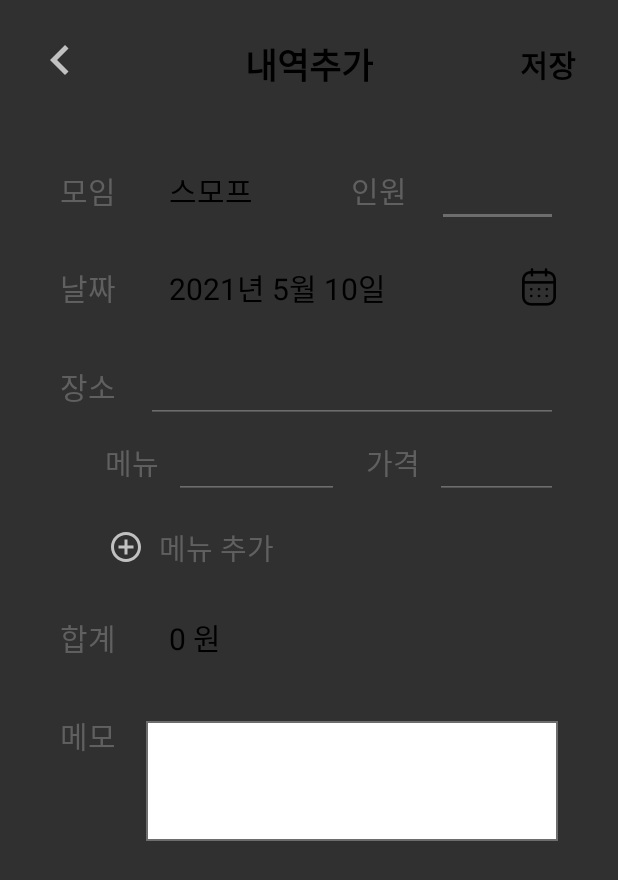
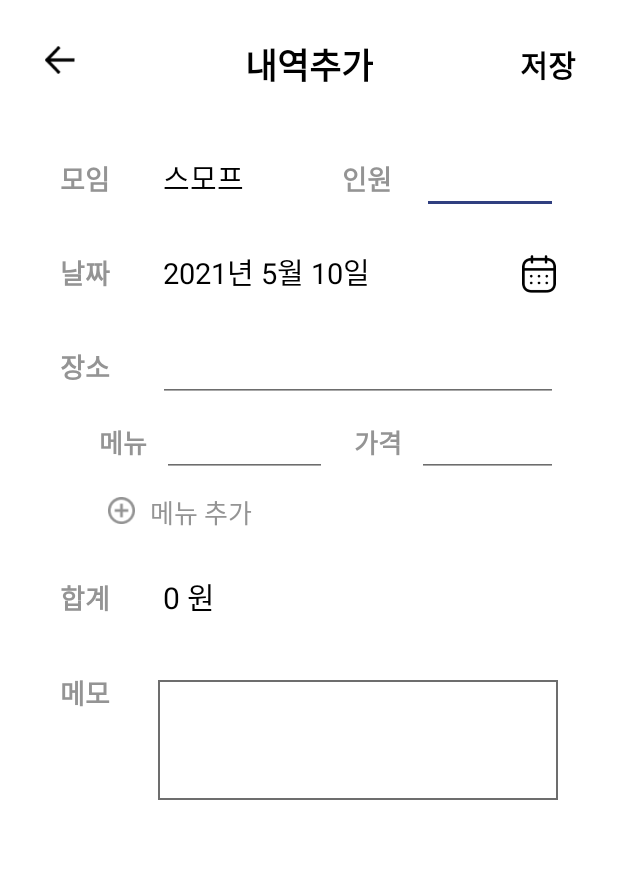
Before and after one commit to ThumbUp/-, an Android app: the MoneyAddActivity screen opened directly, with no data from a screen before it, on a phone screen of 412 x 824 dp. Shown: the top 880 px of the screen. Run offline under Robolectric (Android 15) with nearby library versions, the phone set to English and light mode, and no system bars.

Commit message:
(3-1)money_add / xml 수정 (1-2)sub_schedule / xml 수정 style.xml 파일 추가

```diff
--- a/app/src/main/res/layout/activity_money_add.xml
+++ b/app/src/main/res/layout/activity_money_add.xml
@@ -5,7 +5,8 @@
     android:layout_width="match_parent"
     android:layout_height="match_parent"
     android:orientation="vertical"
-    android:layout_margin="20dp">
+    android:padding="20dp"
+    android:background="#ffffff">
 
     <RelativeLayout
         android:layout_width="match_parent"
@@ -16,9 +17,9 @@
             android:id="@+id/backBtn"
             android:layout_width="40dp"
             android:layout_height="40dp"
-            app:srcCompat="@drawable/ic_baseline_chevron_left_24"
+            android:src="@drawable/left_back"
             android:layout_alignParentLeft="true"
-            tools:ignore="VectorDrawableCompat" />
+            android:padding="10dp"/>
 
         <TextView
             android:id="@+id/title"
@@ -49,15 +50,16 @@
         android:layout_width="match_parent"
         android:layout_height="wrap_content"
         android:layout_marginHorizontal="20dp"
-        android:layout_marginTop="45dp">
+        android:layout_marginTop="35dp">
 
             <TextView
                 android:id="@+id/meetingName"
                 android:layout_width="wrap_content"
                 android:layout_height="wrap_content"
                 android:text="모임"
-                android:textSize="20dp"
-                android:textColor="#606060"
+                android:textStyle="bold"
+                android:textSize="18dp"
+                android:textColor="#949494"
                 android:layout_alignBaseline="@id/meetingNumberInput"/>
 
             <TextView
@@ -67,7 +69,7 @@
                 android:text="스모프"
                 android:layout_toRightOf="@id/meetingName"
                 android:layout_marginLeft="35dp"
-                android:textSize="20dp"
+                android:textSize="19dp"
                 android:textColor="#000000"
                 android:layout_alignBaseline="@id/meetingNumberInput"/>
 
@@ -76,8 +78,9 @@
                 android:layout_width="wrap_content"
                 android:layout_height="wrap_content"
                 android:text="인원"
-                android:textSize="20dp"
-                android:textColor="#606060"
+                android:textStyle="bold"
+                android:textSize="18dp"
+                android:textColor="#949494"
                 android:layout_toRightOf="@id/meetingName2"
                 android:layout_marginLeft="65dp"
                 android:layout_alignBaseline="@id/meetingNumberInput"/>
@@ -87,9 +90,11 @@
                 android:layout_width="match_parent"
                 android:layout_height="wrap_content"
                 android:inputType="number"
+                android:textColor="#000000"
+                android:textSize="19dp"
                 android:layout_toRightOf="@id/meetingNumber"
                 android:layout_marginLeft="20dp"
-                android:backgroundTint="#6D6D6D"/>
+                android:theme="@style/InputTheme"/>
         </RelativeLayout>
 
     <RelativeLayout
@@ -103,8 +108,9 @@
             android:layout_width="wrap_content"
             android:layout_height="wrap_content"
             android:text="날짜"
-            android:textSize="20dp"
-            android:textColor="#606060"/>
+            android:textStyle="bold"
+            android:textSize="18dp"
+            android:textColor="#949494" />
 
         <TextView
             android:id="@+id/meetingDate2"
@@ -113,8 +119,9 @@
             android:text="날짜를 선택하세요"
             android:layout_toRightOf="@id/meetingDate"
             android:layout_marginLeft="35dp"
-            android:textSize="20dp"
-            android:textColor="#000000"/>
+            android:textSize="19dp"
+            android:textColor="#000000"
+            android:layout_alignBaseline="@id/meetingDate"/>
 
         <ImageView
             android:id="@+id/calendarBtn"
@@ -130,7 +137,7 @@
         android:layout_height="wrap_content"
         android:orientation="vertical"
         android:layout_marginHorizontal="20dp"
-        android:layout_marginTop="30dp">
+        android:layout_marginTop="25dp">
 
         <RelativeLayout
             android:layout_width="wrap_content"
@@ -141,8 +148,9 @@
                 android:layout_width="wrap_content"
                 android:layout_height="wrap_content"
                 android:text="장소"
-                android:textSize="20dp"
-                android:textColor="#606060"
+                android:textStyle="bold"
+                android:textSize="18dp"
+                android:textColor="#949494"
                 android:layout_alignBaseline="@id/meetingPlaceInput"/>
 
             <EditText
@@ -150,14 +158,16 @@
                 android:layout_width="match_parent"
                 android:layout_height="wrap_content"
                 android:layout_toRightOf="@id/meetingPlace"
-                android:layout_marginLeft="20dp"
-                android:backgroundTint="#6D6D6D"/>
+                android:layout_marginLeft="32dp"
+                android:textColor="#000000"
+                android:textSize="19dp"
+                android:theme="@style/InputTheme"/>
         </RelativeLayout>
 
         <RelativeLayout
             android:layout_width="match_parent"
             android:layout_height="wrap_content"
-            android:layout_marginLeft="30dp"
+            android:layout_marginLeft="26dp"
             android:layout_marginTop="5dp">
 
             <TextView
@@ -165,9 +175,10 @@
                 android:layout_width="wrap_content"
                 android:layout_height="wrap_content"
                 android:text="메뉴"
-                android:textSize="19dp"
-                android:layout_alignBaseline="@id/placeMenuInput"
-                android:textColor="#606060" />
+                android:textStyle="bold"
+                android:textSize="17dp"
+                android:textColor="#949494"
+                android:layout_alignBaseline="@id/placeMenuInput" />
 
             <EditText
                 android:id="@+id/placeMenuInput"
@@ -175,18 +186,21 @@
                 android:layout_height="wrap_content"
                 android:layout_toRightOf="@id/placeMenu"
                 android:layout_marginLeft="10dp"
-                android:backgroundTint="#6D6D6D"/>
+                android:textColor="#000000"
+                android:textSize="17dp"
+                android:theme="@style/InputTheme"/>
 
             <TextView
                 android:id="@+id/placeMenuPrice"
                 android:layout_width="wrap_content"
                 android:layout_height="wrap_content"
                 android:text="가격"
-                android:textSize="19dp"
+                android:textStyle="bold"
+                android:textSize="17dp"
+                android:textColor="#949494"
                 android:layout_toRightOf="@id/placeMenuInput"
                 android:layout_marginLeft="18dp"
-                android:layout_alignBaseline="@id/placeMenuInput"
-                android:textColor="#606060" />
+                android:layout_alignBaseline="@id/placeMenuInput" />
 
             <EditText
                 android:id="@+id/placeMenuPriceInput"
@@ -195,37 +209,40 @@
                 android:inputType="number"
                 android:layout_toRightOf="@id/placeMenuPrice"
                 android:layout_marginLeft="10dp"
-                android:backgroundTint="#6D6D6D"/>
+                android:textColor="#000000"
+                android:textSize="17dp"
+                android:theme="@style/InputTheme"/>
         </RelativeLayout>
 
         <RelativeLayout
             android:layout_width="wrap_content"
             android:layout_height="wrap_content"
             android:layout_marginLeft="32dp"
-            android:layout_marginTop="18dp">
+            android:layout_marginTop="10dp">
 
             <ImageView
                 android:id="@+id/addBtn"
-                android:layout_width="wrap_content"
-                android:layout_height="wrap_content"
-                app:srcCompat="@drawable/ic_baseline_add_circle_outline_24"
-                tools:ignore="VectorDrawableCompat"
-                android:layout_marginTop="2dp"/>
+                android:layout_width="18dp"
+                android:layout_height="18dp"
+                android:src="@drawable/menu_plus"
+                android:layout_marginTop="3dp"/>
 
             <TextView
                 android:id="@+id/placeMenuAdd"
                 android:layout_width="wrap_content"
                 android:layout_height="wrap_content"
                 android:text="메뉴 추가"
-                android:textSize="19dp"
-                android:textColor="#606060"
+                android:textSize="17dp"
+                android:textColor="#949494"
                 android:layout_toRightOf="@id/addBtn"
                 android:layout_marginLeft="10dp"/>
         </RelativeLayout>
+    </LinearLayout>
 
     <RelativeLayout
         android:layout_width="wrap_content"
         android:layout_height="wrap_content"
+        android:layout_marginHorizontal="20dp"
         android:layout_marginTop="30dp">
 
         <TextView
@@ -233,8 +250,9 @@
             android:layout_width="wrap_content"
             android:layout_height="wrap_content"
             android:text="합계"
-                android:textSize="20dp"
-                android:textColor="#606060"/>
+            android:textStyle="bold"
+            android:textSize="18dp"
+            android:textColor="#949494" />
 
         <TextView
             android:id="@+id/meetingPriceSum2"
@@ -244,13 +262,14 @@
             android:layout_toRightOf="@id/meetingPriceSum"
             android:layout_marginLeft="35dp"
             android:textSize="20dp"
-                android:textColor="#000000"/>
+            android:textColor="#000000"
+            android:layout_alignBaseline="@id/meetingPriceSum"/>
     </RelativeLayout>
 
     <RelativeLayout
         android:layout_width="match_parent"
         android:layout_height="wrap_content"
-            android:orientation="vertical"
+        android:layout_marginHorizontal="20dp"
         android:layout_marginTop="35dp">
 
         <TextView
@@ -258,19 +277,22 @@
             android:layout_width="wrap_content"
             android:layout_height="wrap_content"
             android:text="메모"
-                android:textSize="20dp"
-                android:textColor="#606060"/>
+            android:textStyle="bold"
+            android:textSize="18dp"
+            android:textColor="#949494"/>
 
         <EditText
             android:id="@+id/meetingMemoInput"
             android:layout_width="match_parent"
             android:layout_height="80dp"
             android:layout_toRightOf="@id/meetingMemo"
-                android:layout_marginLeft="20dp"
+            android:layout_marginLeft="32dp"
             android:layout_marginTop="5dp"
-                android:background="@drawable/et_border"/>
+            android:padding="10dp"
+            android:textColor="#000000"
+            android:textSize="17dp"
+            android:background="@drawable/et_border"
+            android:theme="@style/InputTheme"/>
     </RelativeLayout>
 
 </LinearLayout>
-
-</LinearLayout>
--- a/app/src/main/res/layout/activity_sub_schedule.xml
+++ b/app/src/main/res/layout/activity_sub_schedule.xml
@@ -4,7 +4,8 @@
     xmlns:tools="http://schemas.android.com/tools"
     android:layout_width="match_parent"
     android:layout_height="match_parent"
-    android:orientation="vertical">
+    android:orientation="vertical"
+    android:background="#ffffff">
 
     <RelativeLayout
         android:layout_width="match_parent"
@@ -16,9 +17,9 @@
             android:id="@+id/backBtn"
             android:layout_width="40dp"
             android:layout_height="40dp"
-            app:srcCompat="@drawable/ic_baseline_chevron_left_24"
+            android:src="@drawable/left_back"
             android:layout_alignParentLeft="true"
-            tools:ignore="VectorDrawableCompat" />
+            android:padding="10dp"/>
 
         <TextView
             android:id="@+id/name"
@@ -36,7 +37,6 @@
         android:layout_width="match_parent"
         android:layout_height="wrap_content"
         android:layout_marginHorizontal="28dp"
-        android:layout_marginTop="10dp"
         android:id="@+id/meet">
 
         <RelativeLayout
--- /dev/null
+++ b/app/src/main/res/values/style.xml
@@ -0,0 +1,10 @@
+<?xml version="1.0" encoding="utf-8"?>
+<resources>
+
+    <style name="InputTheme" parent="Theme.AppCompat.Light.NoActionBar">
+        <item name="colorAccent">#303F80</item>
+        <item name="colorControlNormal">#6D6D6D</item>
+    </style>
+
+
+</resources>
```
Also changed, not shown: app/src/main/res/drawable-v24/left_back.png (added), app/src/main/res/drawable-v24/menu_plus.png (added). Lines whose indentation alone changed are shown as unchanged.
